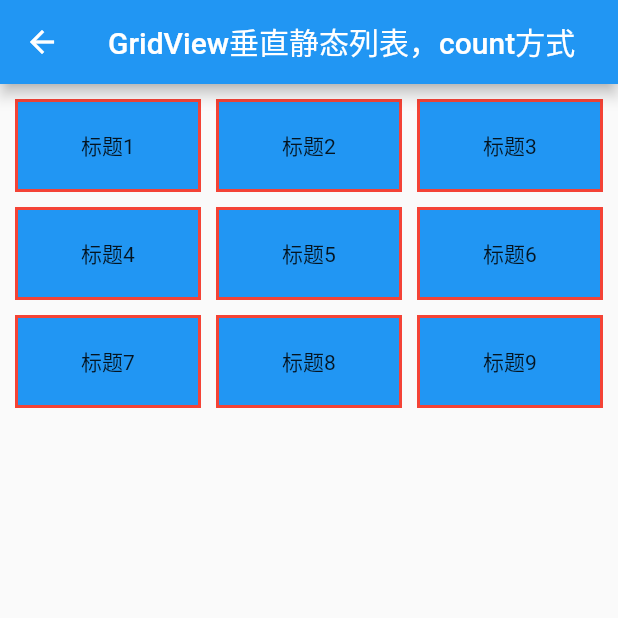
After one commit to meiSThub/my_flutter_test, a Flutter app: the GridViewTestPage1 screen opened by its route, on a phone screen of 412 x 824 dp, the top half of it. The commit adds this screen. Run offline on Flutter 3.47's test engine with Material 2 defaults, Android fonts, the phone set to English and light mode, and no system bars; network calls fail.

Commit message:
GridView组件

```diff
--- a/lib/container/container_home_page.dart
+++ b/lib/container/container_home_page.dart
@@ -25,6 +25,10 @@ class _ContainerTestPageState extends BasePageState<ContainerHomePage> {
       PageRouteBean("ListView静态水平列表", PageNum.listViwTestPage2),
       PageRouteBean("ListView动态垂直列表", PageNum.listViwTestPage3),
       PageRouteBean("ListView动态垂直列表，builder方式", PageNum.listViwTestPage4),
+      PageRouteBean("GridView垂直静态列表，count方式", PageNum.gridViewTestPage1),
+      PageRouteBean("GridView垂直动态列表，count方式", PageNum.gridViewTestPage2),
+      PageRouteBean("GridView垂直静态列表，builder方式", PageNum.gridViewTestPage3),
+      PageRouteBean("GridView水平动态列表，builder方式", PageNum.gridViewTestPage4),
       PageRouteBean("Container组件", PageNum.containersHome),
       PageRouteBean("Container组件", PageNum.containersHome),
     ];
--- /dev/null
+++ b/lib/container/gridview/grid_view_test1.dart
@@ -0,0 +1,121 @@
+import 'package:flutter/material.dart';
+import 'package:my_flutter_test/base/base_page.dart';
+
+/// GridView 网格列表组件
+class GridViewTestPage1 extends BasePageWidget {
+  const GridViewTestPage1({Key? key}) : super(key: key);
+
+  @override
+  BasePageState<BasePageWidget> getState() => GridViewTestPage1State();
+}
+
+class GridViewTestPage1State extends BasePageState<GridViewTestPage1> {
+  @override
+  String pageTitle = "GridView垂直静态列表，count方式";
+
+  @override
+  Widget buildContentView() {
+    return GridView.count(
+      // item列数
+      crossAxisCount: 3,
+      // item水平间距
+      crossAxisSpacing: 10,
+      // item垂直间距
+      mainAxisSpacing: 10,
+      // 宽高比，w/h=0.8,在网格布局中，item列数固定的情况下，item的宽度也就固定了，通过该比例就可以算出 高度
+      // 即 h=w/0.8,所以 childAspectRatio值越小，高度越大，默认是1，即宽高相等。
+      childAspectRatio: 2,
+      // GridView内边距
+      padding: const EdgeInsets.all(10),
+      // GridView 子View 列表
+      children: [
+        // item1
+        Container(
+          decoration: BoxDecoration(
+            border: Border.all(color: Colors.red, width: 2),
+            color: Colors.blue,
+          ),
+          child: const Center(
+            child: Text("标题1"),
+          ),
+        ),
+        // item2
+        Container(
+          decoration: BoxDecoration(
+            border: Border.all(color: Colors.red, width: 2),
+            color: Colors.blue,
+          ),
+          child: const Center(
+            child: Text("标题2"),
+          ),
+        ),
+        Container(
+          decoration: BoxDecoration(
+            border: Border.all(color: Colors.red, width: 2),
+            color: Colors.blue,
+          ),
+          child: const Center(
+            child: Text("标题3"),
+          ),
+        ),
+        Container(
+          decoration: BoxDecoration(
+            border: Border.all(color: Colors.red, width: 2),
+            color: Colors.blue,
+          ),
+          child: const Center(
+            child: Text("标题4"),
+          ),
+        ),
+        Container(
+          decoration: BoxDecoration(
+            border: Border.all(color: Colors.red, width: 2),
+            color: Colors.blue,
+          ),
+          child: const Center(
+            child: Text("标题5"),
+          ),
+        ),
+        Container(
+          decoration: BoxDecoration(
+            border: Border.all(color: Colors.red, width: 2),
+            color: Colors.blue,
+          ),
+          child: const Center(
+            child: Text("标题6"),
+          ),
+        ),
+        Container(
+          decoration: BoxDecoration(
+            border: Border.all(color: Colors.red, width: 2),
+            color: Colors.blue,
+          ),
+          child: const Center(
+            child: Text("标题7"),
+          ),
+        ),
+        Container(
+          decoration: BoxDecoration(
+            border: Border.all(color: Colors.red, width: 2),
+            color: Colors.blue,
+          ),
+          child: const Center(
+            child: Text("标题8"),
+          ),
+        ),
+        Container(
+          decoration: BoxDecoration(
+            border: Border.all(color: Colors.red, width: 2),
+            color: Colors.blue,
+          ),
+          child: const Center(
+            child: Text("标题9"),
+          ),
+        ),
+      ],
+    );
+  }
+
+  @override
+  void initData() {}
+}
--- a/lib/router/page_num.dart
+++ b/lib/router/page_num.dart
@@ -6,6 +6,10 @@ class PageNum {
   static String listViwTestPage2 = "1003";
   static String listViwTestPage3 = "1004";
   static String listViwTestPage4 = "1005";
+  static String gridViewTestPage1 = "1006";
+  static String gridViewTestPage2 = "1007";
+  static String gridViewTestPage3 = "1008";
+  static String gridViewTestPage4 = "1009";
   static String textHome = "2000";
   static String imageHome = "3000";
 }
--- a/lib/router/route_path.dart
+++ b/lib/router/route_path.dart
@@ -1,5 +1,9 @@
 import 'package:my_flutter_test/container/container_home_page.dart';
 import 'package:my_flutter_test/container/container_widget_test.dart';
+import 'package:my_flutter_test/container/gridview/grid_view_test1.dart';
+import 'package:my_flutter_test/container/gridview/grid_view_test2.dart';
+import 'package:my_flutter_test/container/gridview/grid_view_test3.dart';
+import 'package:my_flutter_test/container/gridview/grid_view_test4.dart';
 import 'package:my_flutter_test/container/listview/list_view_test1.dart';
 import 'package:my_flutter_test/container/listview/list_view_test2.dart';
 import 'package:my_flutter_test/container/listview/list_view_test3.dart';
@@ -19,6 +23,11 @@ final routerPath = {
   PageNum.listViwTestPage2: (context) => const ListViwTestPage2(),
   PageNum.listViwTestPage3: (context) => const ListViwTestPage3(),
   PageNum.listViwTestPage4: (context) => const ListViwTestPage4(),
+  // GridView组件
+  PageNum.gridViewTestPage1: (context) => const GridViewTestPage1(),
+  PageNum.gridViewTestPage2: (context) => const GridViewTestPage2(),
+  PageNum.gridViewTestPage3: (context) => const GridViewTestPage3(),
+  PageNum.gridViewTestPage4: (context) => const GridViewTestPage4(),
   // 文案组件
   PageNum.textHome: (context) => const TextWidgetTestPage(),
   // 图片组件
```
Also changed, not shown: lib/container/gridview/grid_view_test2.dart (added, +61 -0 lines), lib/container/gridview/grid_view_test3.dart (added, +70 -0 lines), lib/container/gridview/grid_view_test4.dart (added, +76 -0 lines).
